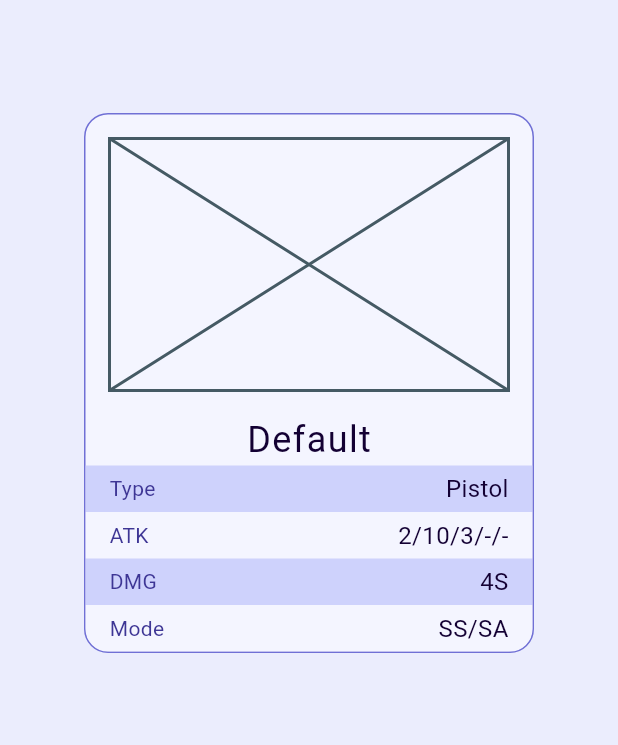
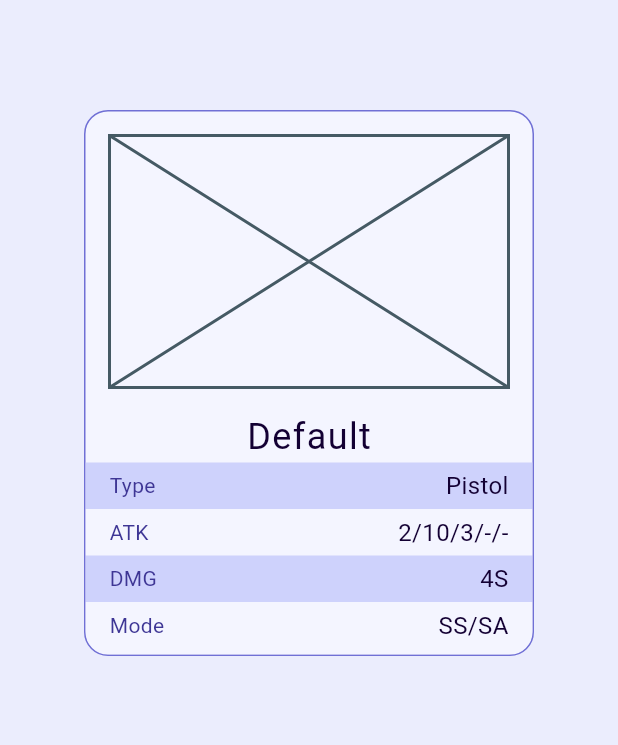
Before and after one commit to osekine/shadowrun_6e_player_helper, a Flutter app: the screen it shows after launch, on a phone screen of 412 x 824 dp. Shown: the part 235-980 px from the top of the screen. Run offline on Flutter 3.47's test engine with Material 3 defaults, Android fonts, the phone set to English and light mode, and no system bars; missing offline and left inert: theme_tailor_annotation; Roboto replaces fonts that are missing (Ubuntu Sans).

Commit message:
small change on padding

```diff
--- a/lib/view/features/items/item_card.dart
+++ b/lib/view/features/items/item_card.dart
@@ -20,17 +20,26 @@ class ItemCard extends StatelessWidget {
         child: Column(
           mainAxisSize: MainAxisSize.min,
           children: [
-            SizedBox(height: 200, child: Padding(
-              padding: const EdgeInsets.all(16.0),
-              child: const Placeholder(),
-            )),
+            SizedBox(
+              height: 200,
+              child: Padding(
+                padding: const EdgeInsets.all(16.0),
+                child: const Placeholder(),
+              ),
+            ),
             Text(vm.name, style: context.appTheme.header),
             for (int i = 0; i < vm.properties.length; ++i) ...[
               Container(
                 color: i % 2 == 1
                     ? context.appTheme.backgroundLight
                     : context.appTheme.backgroundDark,
-                padding: EdgeInsets.symmetric(horizontal: 16, vertical: 4),
+                padding: EdgeInsets.fromLTRB(
+                  16,
+                  4,
+                  16,
+                  // play around
+                  i == vm.properties.length - 1 ? 8 : 4,
+                ),
                 child: Row(
                   mainAxisAlignment: MainAxisAlignment.spaceBetween,
                   children: [
```
